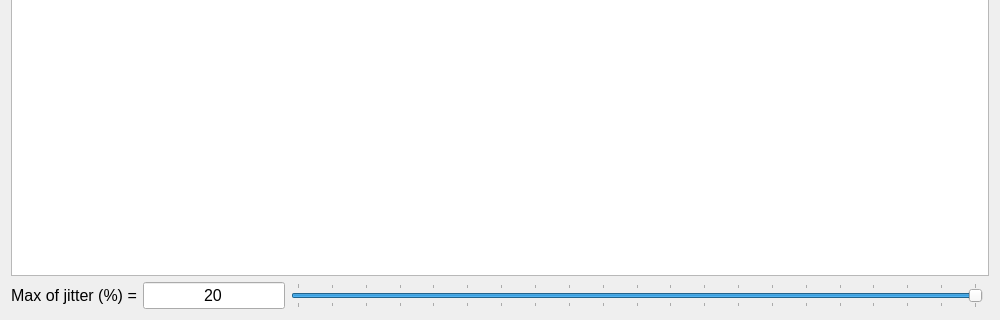
Above: SNet-master/tablemetric.ui from nguyenvantin971996/SDNLoadBalancer before the change; both pictures show x 0 to 1000 and y 380 to 700 of the 1000 by 700 pixel window. Below: the same form after it.
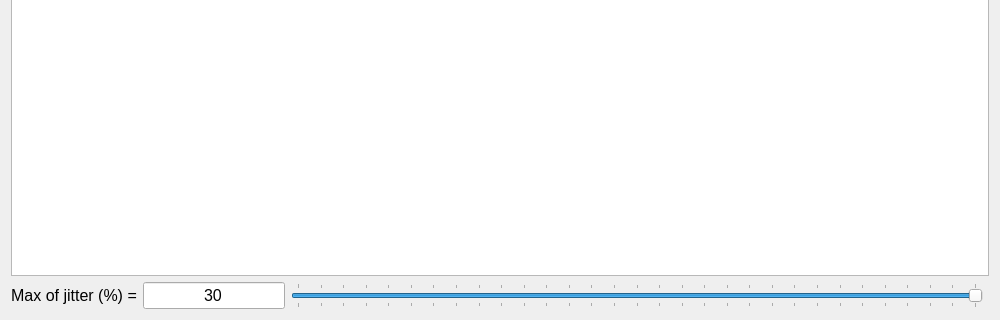
That is the form after the change.

The edit to the form file:
```diff
--- a/SNet-master/tablemetric.ui
+++ b/SNet-master/tablemetric.ui
@@ -16,6 +16,11 @@
     <verstretch>0</verstretch>
    </sizepolicy>
   </property>
+  <property name="font">
+   <font>
+    <pointsize>12</pointsize>
+   </font>
+  </property>
   <property name="windowTitle">
    <string>Result of evolutionary algorithm</string>
   </property>
@@ -74,7 +79,7 @@
       </font>
      </property>
      <property name="text">
-      <string>20</string>
+      <string>30</string>
      </property>
      <property name="alignment">
       <set>Qt::AlignCenter</set>
@@ -92,10 +97,10 @@
       <enum>Qt::DefaultContextMenu</enum>
      </property>
      <property name="maximum">
-      <number>20</number>
+      <number>30</number>
      </property>
      <property name="value">
-      <number>20</number>
+      <number>30</number>
      </property>
      <property name="orientation">
       <enum>Qt::Horizontal</enum>
```
